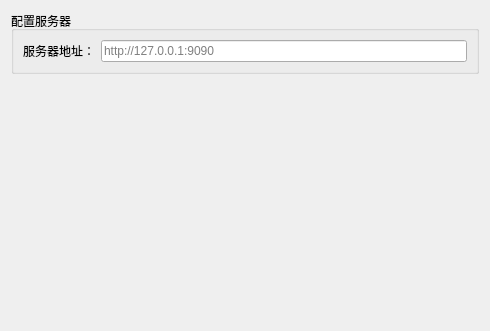
Above: src/view/configdialog.ui from zinface/qt.qgo-clipboard-client before the change. Below: the same form after it.
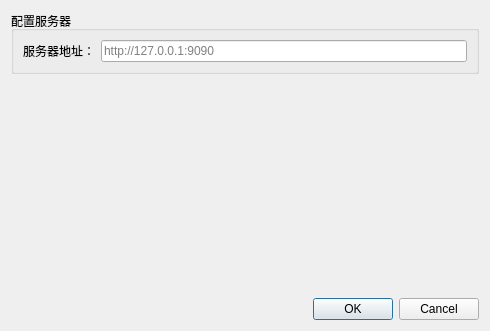
That is the form after the change.

What changed in the file:
```diff
--- a/src/view/configdialog.ui
+++ b/src/view/configdialog.ui
@@ -50,6 +50,13 @@
      </property>
     </spacer>
    </item>
+   <item row="2" column="0">
+    <widget class="QDialogButtonBox" name="buttonBox">
+     <property name="standardButtons">
+      <set>QDialogButtonBox::Cancel|QDialogButtonBox::Ok</set>
+     </property>
+    </widget>
+   </item>
   </layout>
  </widget>
  <resources/>
```
Left out of the diff: 35 changed lines with no effect on the pictures.
